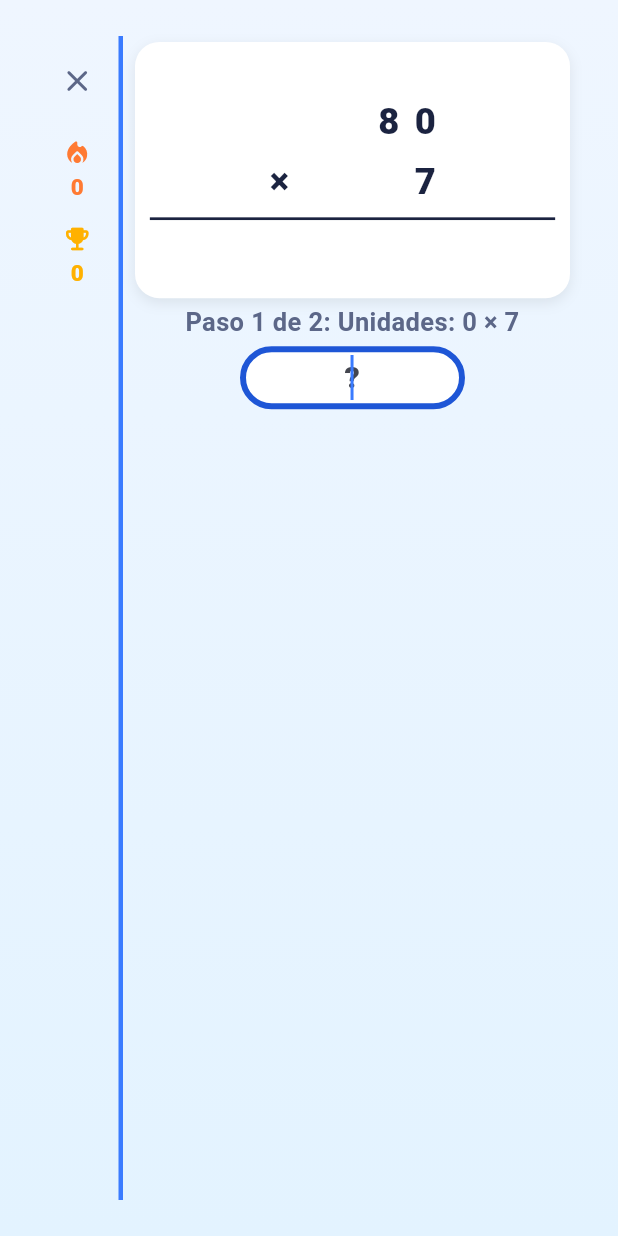
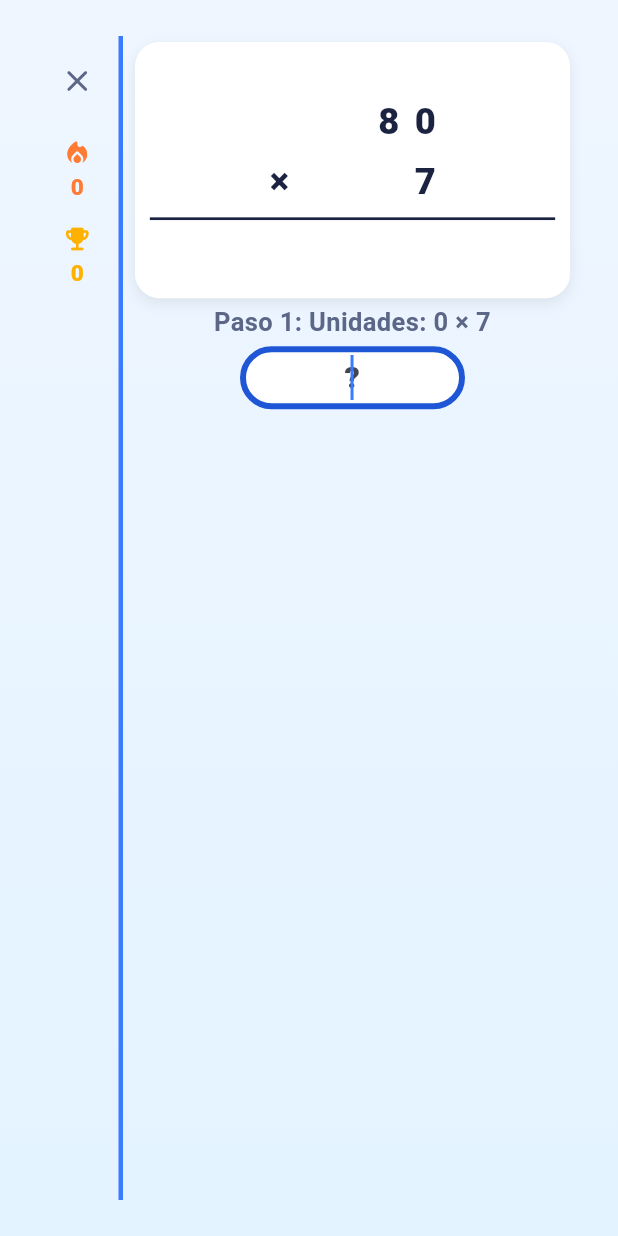
Before and after one commit to BSanFrancisco/EnColumna, a Flutter app: the screen it shows after launch, after a tap on "2 cifras × 1 cifra", on a phone screen of 412 x 824 dp. Run offline on Flutter 3.47's test engine with Material 3 defaults, Android fonts, the phone set to English and light mode, and no system bars; our stand-ins replace shared_preferences.

Commit message:
Suma por columnas, mostrar ayudas, y menu hasta que tabla

```diff
--- a/lib/screens/game_screen.dart
+++ b/lib/screens/game_screen.dart
@@ -342,11 +342,9 @@ class _GameScreenState extends State<GameScreen> {
                               children: <Widget>[
                                 Text(
                                   widget.showHints
-                                      ? 'Paso ${_stepIndex + 1} de '
-                                          '${_problem.steps.length}: '
+                                      ? 'Paso ${_stepIndex + 1}: '
                                           '${_labelFor(currentStep)}'
-                                      : 'Paso ${_stepIndex + 1} de '
-                                          '${_problem.steps.length}',
+                                      : 'Paso ${_stepIndex + 1}',
                                   textAlign: TextAlign.center,
                                   style: const TextStyle(
                                     fontSize: 17,
```
Also changed, not shown: 2 other files.
